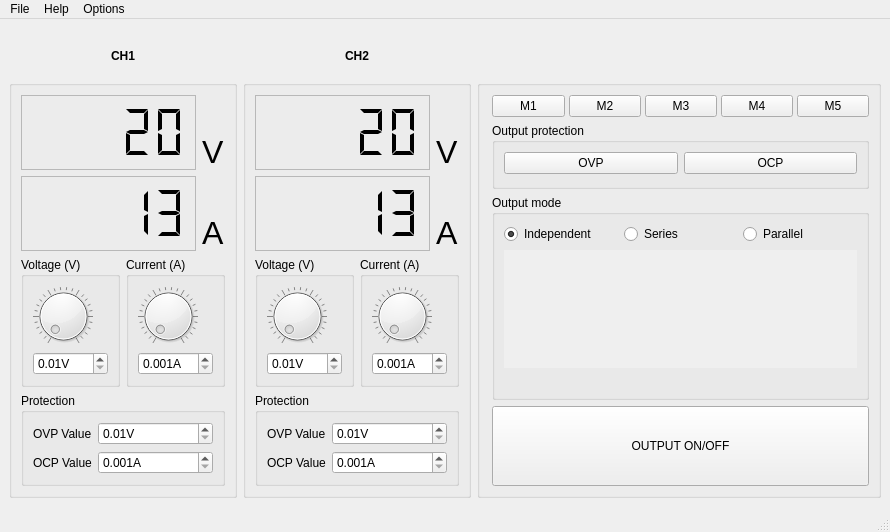
Qt form src/MainWindow.ui (VitArk/PSC) before a commit.
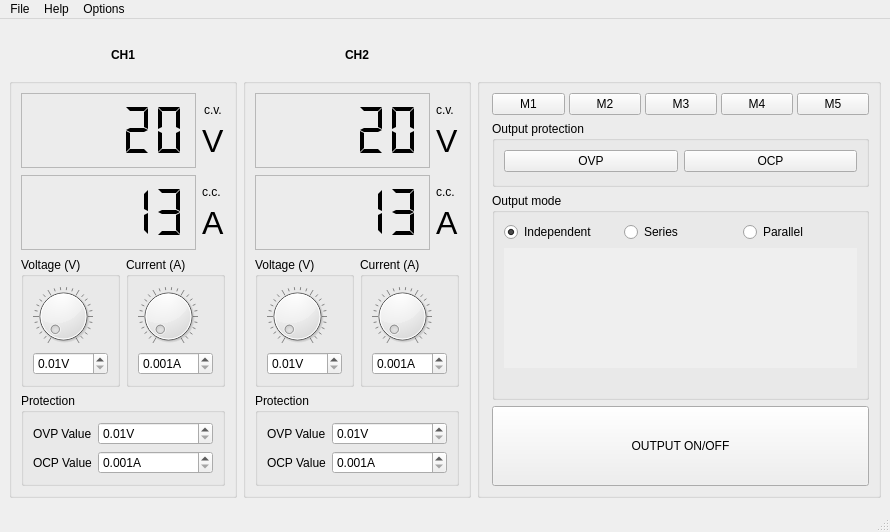
The same form after that commit.

```diff
--- a/src/MainWindow.ui
+++ b/src/MainWindow.ui
@@ -99,32 +99,6 @@
            </property>
           </widget>
          </item>
-         <item row="0" column="1">
-          <widget class="QLabel" name="lblCh2V">
-           <property name="minimumSize">
-            <size>
-             <width>0</width>
-             <height>0</height>
-            </size>
-           </property>
-           <property name="font">
-            <font>
-             <pointsize>24</pointsize>
-             <weight>50</weight>
-             <bold>false</bold>
-            </font>
-           </property>
-           <property name="text">
-            <string>V</string>
-           </property>
-           <property name="textFormat">
-            <enum>Qt::PlainText</enum>
-           </property>
-           <property name="alignment">
-            <set>Qt::AlignBottom|Qt::AlignLeading|Qt::AlignLeft</set>
-           </property>
-          </widget>
-         </item>
          <item row="1" column="0">
           <widget class="QLCDNumber" name="lcdCh2A">
            <property name="sizePolicy">
@@ -171,31 +145,75 @@
            </property>
           </widget>
          </item>
+         <item row="0" column="1">
+          <layout class="QVBoxLayout" name="verticalLayout_4">
+           <property name="topMargin">
+            <number>10</number>
+           </property>
+           <property name="bottomMargin">
+            <number>10</number>
+           </property>
+           <item>
+            <widget class="QLabel" name="lblCh2CV">
+             <property name="text">
+              <string>c.v.</string>
+             </property>
+             <property name="alignment">
+              <set>Qt::AlignLeading|Qt::AlignLeft|Qt::AlignTop</set>
+             </property>
+            </widget>
+           </item>
+           <item>
+            <widget class="QLabel" name="lblCh2V">
+             <property name="font">
+              <font>
+               <pointsize>24</pointsize>
+              </font>
+             </property>
+             <property name="text">
+              <string>V</string>
+             </property>
+             <property name="alignment">
+              <set>Qt::AlignBottom|Qt::AlignLeading|Qt::AlignLeft</set>
+             </property>
+            </widget>
+           </item>
+          </layout>
+         </item>
          <item row="1" column="1">
+          <layout class="QVBoxLayout" name="verticalLayout_5">
+           <property name="topMargin">
+            <number>10</number>
+           </property>
+           <property name="bottomMargin">
+            <number>10</number>
+           </property>
+           <item>
+            <widget class="QLabel" name="lblCh2CC">
+             <property name="text">
+              <string>c.c.</string>
+             </property>
+             <property name="alignment">
+              <set>Qt::AlignLeading|Qt::AlignLeft|Qt::AlignTop</set>
+             </property>
+            </widget>
+           </item>
+           <item alignment="Qt::AlignBottom">
           <widget class="QLabel" name="lblCh2A">
-           <property name="minimumSize">
-            <size>
-             <width>0</width>
-             <height>0</height>
-            </size>
-           </property>
            <property name="font">
             <font>
              <pointsize>24</pointsize>
-             <weight>50</weight>
-             <bold>false</bold>
             </font>
            </property>
            <property name="text">
             <string>A</string>
            </property>
-           <property name="textFormat">
-            <enum>Qt::PlainText</enum>
-           </property>
            <property name="alignment">
             <set>Qt::AlignBottom|Qt::AlignLeading|Qt::AlignLeft</set>
            </property>
           </widget>
+           </item>
+          </layout>
          </item>
         </layout>
        </item>
@@ -753,6 +771,24 @@
           </widget>
          </item>
          <item row="0" column="1">
+          <layout class="QVBoxLayout" name="verticalLayout_14">
+           <property name="topMargin">
+            <number>10</number>
+           </property>
+           <property name="bottomMargin">
+            <number>10</number>
+           </property>
+           <item alignment="Qt::AlignHCenter|Qt::AlignTop">
+            <widget class="QLabel" name="lblCh1CV">
+             <property name="text">
+              <string>c.v.</string>
+             </property>
+             <property name="alignment">
+              <set>Qt::AlignLeading|Qt::AlignLeft|Qt::AlignTop</set>
+             </property>
+            </widget>
+           </item>
+           <item alignment="Qt::AlignHCenter|Qt::AlignBottom">
           <widget class="QLabel" name="lblCh1V">
            <property name="minimumSize">
             <size>
@@ -778,6 +814,8 @@
            </property>
           </widget>
          </item>
+          </layout>
+         </item>
          <item row="1" column="0">
           <widget class="QLCDNumber" name="lcdCh1A">
            <property name="sizePolicy">
@@ -825,30 +863,36 @@
           </widget>
          </item>
          <item row="1" column="1">
+          <layout class="QVBoxLayout" name="verticalLayout_2">
+           <property name="topMargin">
+            <number>10</number>
+           </property>
+           <property name="bottomMargin">
+            <number>10</number>
+           </property>
+           <item alignment="Qt::AlignLeft|Qt::AlignTop">
+            <widget class="QLabel" name="lblCh1CC">
+             <property name="text">
+              <string>c.c.</string>
+             </property>
+             <property name="alignment">
+              <set>Qt::AlignLeading|Qt::AlignLeft|Qt::AlignTop</set>
+             </property>
+            </widget>
+           </item>
+           <item alignment="Qt::AlignLeft|Qt::AlignBottom">
           <widget class="QLabel" name="lblCh1A">
-           <property name="minimumSize">
-            <size>
-             <width>0</width>
-             <height>0</height>
-            </size>
-           </property>
            <property name="font">
             <font>
              <pointsize>24</pointsize>
-             <weight>50</weight>
-             <bold>false</bold>
             </font>
            </property>
            <property name="text">
             <string>A</string>
            </property>
-           <property name="textFormat">
-            <enum>Qt::PlainText</enum>
-           </property>
-           <property name="alignment">
-            <set>Qt::AlignBottom|Qt::AlignLeading|Qt::AlignLeft</set>
-           </property>
-          </widget>
+            </widget>
+           </item>
+          </layout>
          </item>
         </layout>
        </item>
```
Lines whose indentation alone changed are shown as unchanged.
